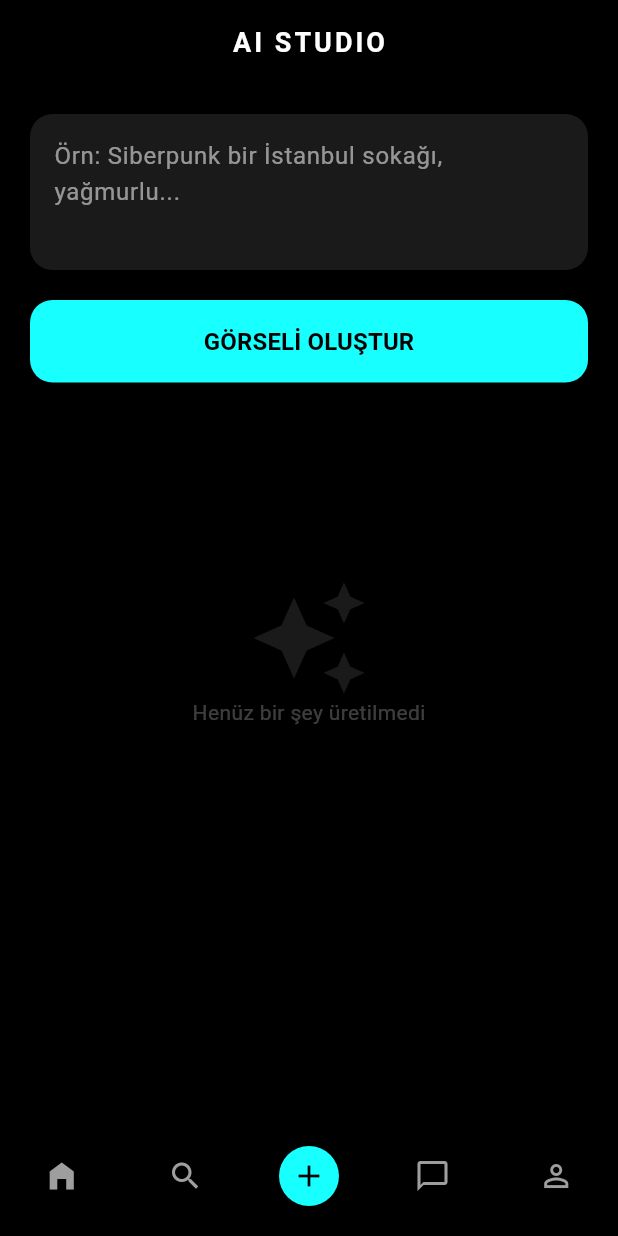
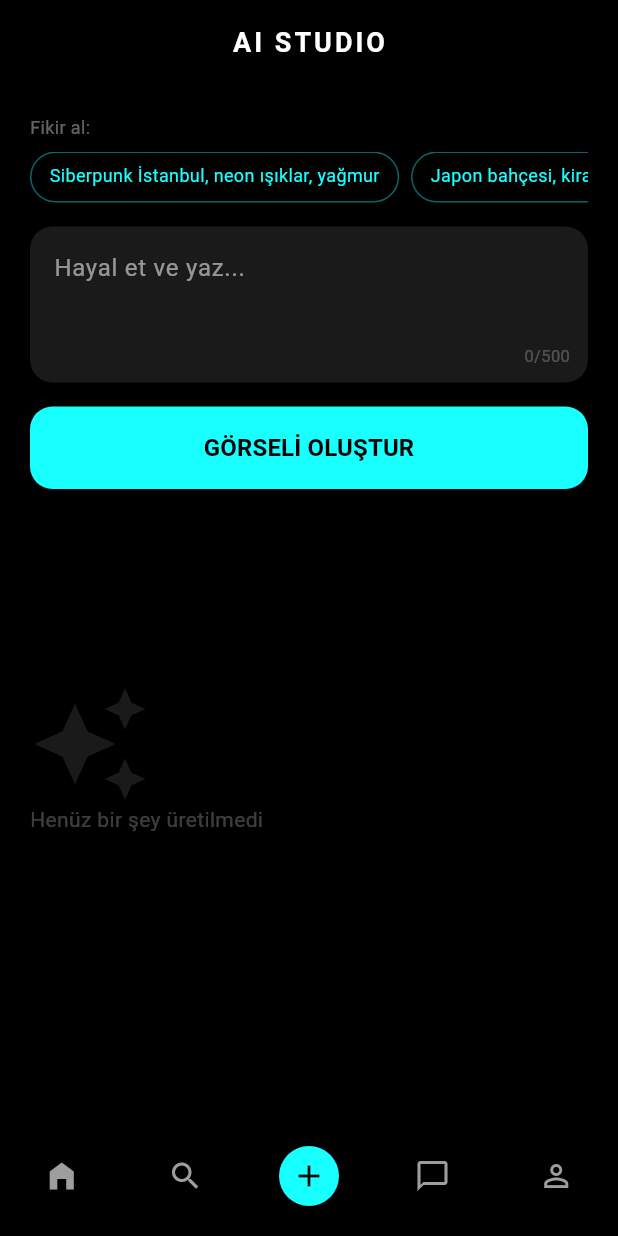
Before and after one commit to wwwmazlumcan-hash/vibeo-app, a Flutter app: the screen it shows once a user with an empty profile is signed in, item 3 of the bottom bar chosen, on a phone screen of 412 x 824 dp. Run offline on Flutter 3.47's test engine with Material 3 defaults, Android fonts, the phone set to English and light mode, and no system bars; our stand-ins replace cached_network_image, cloud_firestore, firebase_auth, firebase_core, firebase_storage, timeago; accounts and stored records are empty.

Commit message:
Shimmer loading, AI Studio geliştirmeleri, Firestore rules
- Feed'e shimmer (iskelet) yükleme animasyonu eklendi
- AI Studio: yatay kaydırmalı prompt ipuçları eklendi
- AI Studio: karakter sayacı (0/500) eklendi
- Firestore ve Storage güvenlik kuralları eklendi

Co-Authored-By: Claude Sonnet 4.6 <noreply@anthropic.com>

```diff
--- a/lib/screens/ai/ai_studio_screen.dart
+++ b/lib/screens/ai/ai_studio_screen.dart
@@ -15,6 +15,24 @@ class _AiStudioScreenState extends State<AiStudioScreen> {
   final _promptController = TextEditingController();
   String? _generatedImageUrl;
   bool _isLoading = false;
+  int _charCount = 0;
+
+  static const _suggestions = [
+    'Siberpunk İstanbul, neon ışıklar, yağmur',
+    'Japon bahçesi, kiraz çiçekleri, gün batımı',
+    'Uzayda yüzen astronot, galaksi arka plan',
+    'Sihirli orman, parıldayan mantarlar, gece',
+    'Fütüristik şehir, uçan arabalar, 2077',
+    'Antik Mısır, piramitler, altın çöl',
+  ];
+
+  @override
+  void initState() {
+    super.initState();
+    _promptController.addListener(() {
+      setState(() => _charCount = _promptController.text.length);
+    });
+  }
 
   // 🎨 AI Görselini Üreten Fonksiyon
   void _generateImage() {
@@ -85,14 +103,61 @@ class _AiStudioScreenState extends State<AiStudioScreen> {
       body: SingleChildScrollView(
         padding: const EdgeInsets.all(20),
         child: Column(
+          crossAxisAlignment: CrossAxisAlignment.start,
           children: [
-            // Giriş Alanı
-            VibeoInput(
-              controller: _promptController,
-              hintText: "Örn: Siberpunk bir İstanbul sokağı, yağmurlu...",
-              maxLines: 3,
+            // Prompt ipuçları
+            const Text('Fikir al:',
+                style: TextStyle(color: Colors.white38, fontSize: 12)),
+            const SizedBox(height: 8),
+            SizedBox(
+              height: 34,
+              child: ListView.separated(
+                scrollDirection: Axis.horizontal,
+                itemCount: _suggestions.length,
+                separatorBuilder: (_, __) => const SizedBox(width: 8),
+                itemBuilder: (_, i) => GestureDetector(
+                  onTap: () => _promptController.text = _suggestions[i],
+                  child: Container(
+                    padding: const EdgeInsets.symmetric(
+                        horizontal: 12, vertical: 6),
+                    decoration: BoxDecoration(
+                      border: Border.all(
+                          color: Colors.cyanAccent.withValues(alpha: 0.4)),
+                      borderRadius: BorderRadius.circular(20),
+                    ),
+                    child: Text(_suggestions[i],
+                        style: const TextStyle(
+                            color: Colors.cyanAccent, fontSize: 12)),
+                  ),
+                ),
+              ),
             ),
-            const SizedBox(height: 20),
+            const SizedBox(height: 16),
+
+            // Giriş Alanı + karakter sayacı
+            Stack(
+              children: [
+                VibeoInput(
+                  controller: _promptController,
+                  hintText: "Hayal et ve yaz...",
+                  maxLines: 3,
+                ),
+                Positioned(
+                  right: 12,
+                  bottom: 10,
+                  child: Text(
+                    '$_charCount/500',
+                    style: TextStyle(
+                      color: _charCount > 400
+                          ? Colors.redAccent
+                          : Colors.white24,
+                      fontSize: 11,
+                    ),
+                  ),
+                ),
+              ],
+            ),
+            const SizedBox(height: 16),
 
             // Üret Butonu
             VibeoButton(
```
Also changed, not shown: lib/screens/feed/feed_screen.dart (+4 -4 lines), lib/widgets/shimmer_box.dart (added, +115 -0 lines), 2 other files.
